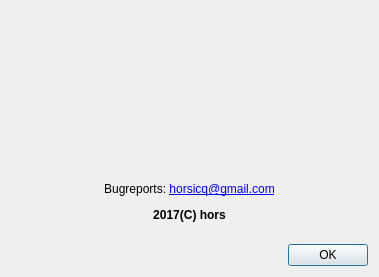
Qt form nfd/dialoginfo.ui (horsicq/nfdx64dbg) before a commit.
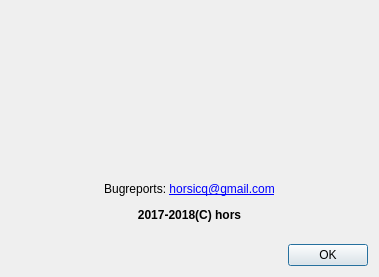
The same form after that commit. Icons and pictures are not drawn.

The edit to the form file:
```diff
--- a/nfd/dialoginfo.ui
+++ b/nfd/dialoginfo.ui
@@ -43,7 +43,7 @@
    <item>
     <widget class="QLabel" name="labelInfo">
      <property name="text">
-      <string>&lt;html&gt;&lt;head/&gt;&lt;body&gt;&lt;p align=&quot;center&quot;&gt;Bugreports: &lt;a href=&quot;mailto:horsicq@gmail.com&quot;&gt;&lt;span style=&quot; text-decoration: underline; color:#0000ff;&quot;&gt;horsicq@gmail.com&lt;/span&gt;&lt;/a&gt;&lt;/p&gt;&lt;p align=&quot;center&quot;&gt;&lt;span style=&quot; font-weight:600;&quot;&gt;2017(C) hors&lt;/span&gt;&lt;/p&gt;&lt;/body&gt;&lt;/html&gt;</string>
+      <string>&lt;html&gt;&lt;head/&gt;&lt;body&gt;&lt;p align=&quot;center&quot;&gt;Bugreports: &lt;a href=&quot;mailto:horsicq@gmail.com&quot;&gt;&lt;span style=&quot; text-decoration: underline; color:#0000ff;&quot;&gt;horsicq@gmail.com&lt;/span&gt;&lt;/a&gt;&lt;/p&gt;&lt;p align=&quot;center&quot;&gt;&lt;span style=&quot; font-weight:600;&quot;&gt;2017-2018(C) hors&lt;/span&gt;&lt;/p&gt;&lt;/body&gt;&lt;/html&gt;</string>
      </property>
     </widget>
    </item>
```
Left out of the diff: 3 changed lines with no effect on the pictures.
